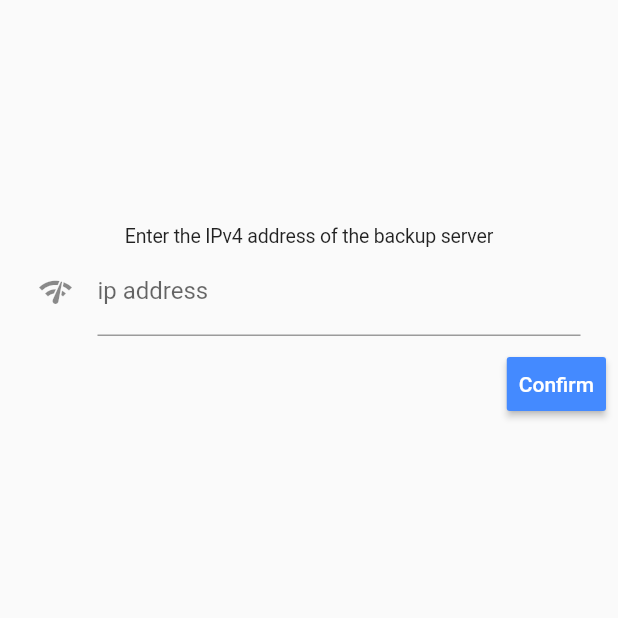
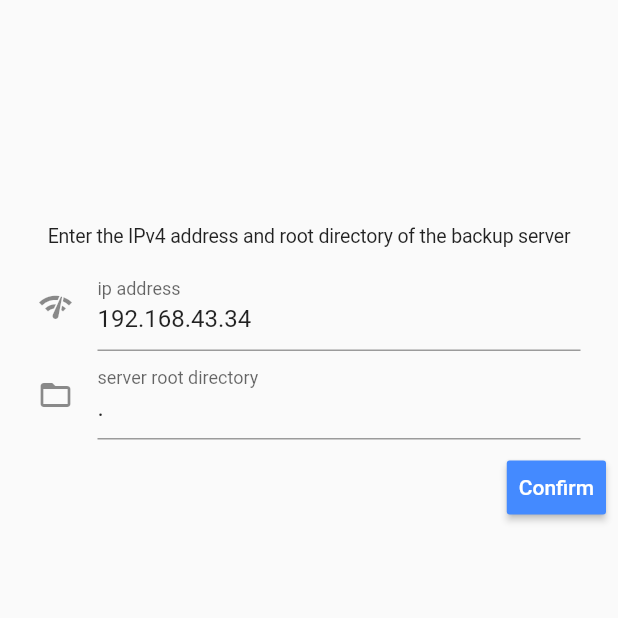
Before and after one commit to LemurPwned/backup-manager, a Flutter app: the screen it shows after launch, on a phone screen of 412 x 824 dp, the top half of it. Run offline on Flutter 3.47's test engine with Material 2 defaults, Android fonts, the phone set to English and light mode, and no system bars.

Commit message:
pushing the tool

```diff
--- a/backup_app/lib/main_scaffold.dart
+++ b/backup_app/lib/main_scaffold.dart
@@ -6,12 +6,14 @@ import 'package:backup_app/server.dart';
 class MainScaffold extends StatefulWidget {
   @required
   final String ip;
+  final String rootDir;
   final List<PageStorage> screens;
   final List<String> names = ["Folder viewer", "Manager"];
-  MainScaffold({this.ip})
+  MainScaffold({this.ip, this.rootDir})
       : screens = [
           PageStorage(
-              child: DirCrawler(ipAddr: ip), bucket: PageStorageBucket()),
+              child: DirCrawler(ipAddr: ip, rootDir: rootDir),
+              bucket: PageStorageBucket()),
           PageStorage(
               child: BackupManager(ipAddr: ip), bucket: PageStorageBucket()),
         ];
--- a/backup_app/lib/splash_form.dart
+++ b/backup_app/lib/splash_form.dart
@@ -10,11 +10,20 @@ class SplashForm extends StatefulWidget {
 class _SplashForm extends State<SplashForm> {
   final GlobalKey<FormState> _formKey = new GlobalKey<FormState>();
   final ipAddrFieldController = TextEditingController();
+  final rootDirFieldController = TextEditingController();
+
   RegExp regExp = new RegExp(
     r"^([0-9]{1,3})\.([0-9]{1,3})\.([0-9]{1,3})\.([0-9]{1,3})$",
     caseSensitive: false,
     multiLine: false,
   );
+
+  @override
+  void initState() {
+    super.initState();
+    rootDirFieldController.text = ".";
+    ipAddrFieldController.text = '192.168.43.34';
+  }
 
   @override
   Widget build(BuildContext context) {
@@ -27,9 +36,13 @@ class _SplashForm extends State<SplashForm> {
       Padding(
           padding: EdgeInsets.only(left: 25.0, right: 25.0, top: 150.0),
           child: Column(children: <Widget>[
-            Text(
-              "Enter the IPv4 address of the backup server",
+            Padding(
+              padding: EdgeInsets.only(bottom: 10.0),
+              child: Text(
+                "Enter the IPv4 address and root directory of the backup server",
                 style: newStyle,
+                textAlign: TextAlign.center,
+              ),
             ),
             Form(
                 key: this._formKey,
@@ -45,7 +58,14 @@ class _SplashForm extends State<SplashForm> {
                       decoration: new InputDecoration(
                           icon: Icon(Icons.network_check),
                           hintText: 'e.g 192.168.1.5',
-                        labelText: 'ip address'),
+                          labelText: 'ip address')),
+                  TextFormField(
+                    controller: rootDirFieldController,
+                    keyboardType: TextInputType.url,
+                    decoration: new InputDecoration(
+                        icon: Icon(Icons.folder_open),
+                        hintText: 'for ex. ~/ or \$HOME or .',
+                        labelText: 'server root directory'),
                   ),
                 ]))
           ])),
@@ -57,8 +77,10 @@ class _SplashForm extends State<SplashForm> {
                 Navigator.push(
                     context,
                     MaterialPageRoute(
-                        builder: (context) =>
-                            MainScaffold(ip: this.ipAddrFieldController.text)));
+                        builder: (context) => MainScaffold(
+                              ip: this.ipAddrFieldController.text,
+                              rootDir: this.rootDirFieldController.text,
+                            )));
               }
             },
             child: Text(
--- a/flask_server/backup_log.json
+++ b/flask_server/backup_log.json
@@ -1 +1 @@
-{"backup_dirs": {"__pycache__": {"name": "__pycache__", "encrypted": false, "absolutePath": "./__pycache__", "updated": "2018-10-23 23:54:50.958549", "last_backup": "2018-11-07 23:44:37.295707"}, "backupIO.py": {"name": "backupIO.py", "encrypted": false, "absolutePath": "./backupIO.py", "updated": "2018-11-07 23:38:33.049278", "last_backup": "2018-11-08 00:18:02.894734"}, "server.py": {"name": "server.py", "encrypted": false, "absolutePath": "./server.py", "updated": "2018-11-07 23:38:33.043180", "last_backup": "2018-11-08 00:21:38.111014"}}}
+{"backup_dirs": {"tags": {"name": "tags", "encrypted": true, "absolutePath": "./.vscode/tags", "updated": "2018-11-15 18:05:38.109886", "last_backup": "2018-11-15 18:12:44.421613"}, "server.py.zip": {"name": "server.py.zip", "encrypted": false, "absolutePath": "./BACKUPS/server.py.zip", "updated": "2018-11-15 18:05:38.114176", "last_backup": "2018-11-15 18:07:38.813731"}, "server.py.zip.zip": {"name": "server.py.zip.zip", "encrypted": false, "absolutePath": "./Hello/server.py.zip.zip", "updated": "2018-11-15 18:08:05.611813"}, "backup_log.json": {"name": "backup_log.json", "encrypted": true, "absolutePath": "./backup_log.json", "updated": "2018-11-15 18:08:05.613161", "last_backup": "2018-11-15 18:12:15.294113"}, "mz5.3e-09 4.8e-08.png": {"name": "mz5.3e-09 4.8e-08.png", "encrypted": true, "absolutePath": "/home/lemurpwned/Simulations/mz5.3e-09 4.8e-08.png", "updated": "2018-11-15 18:11:24.156627", "last_backup": "2018-11-15 18:11:57.887681"}}}
```
Also changed, not shown: backup_app/lib/dir_crawler.dart (+6 -2 lines), 12 other files. Lines whose indentation alone changed are shown as unchanged.
